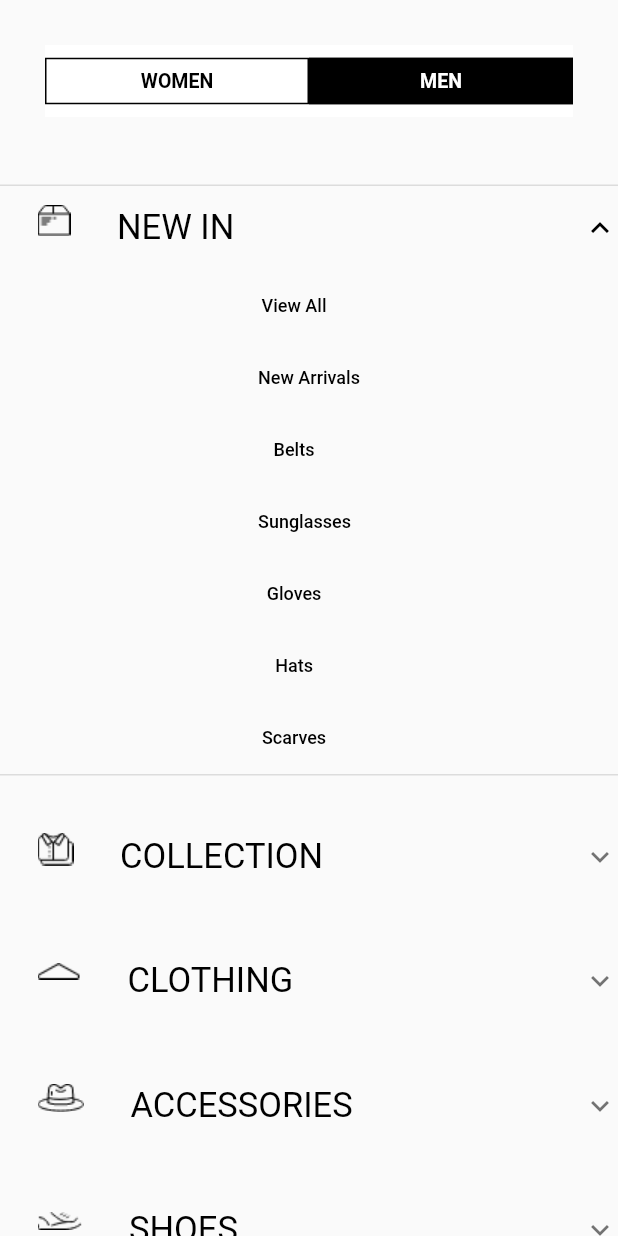
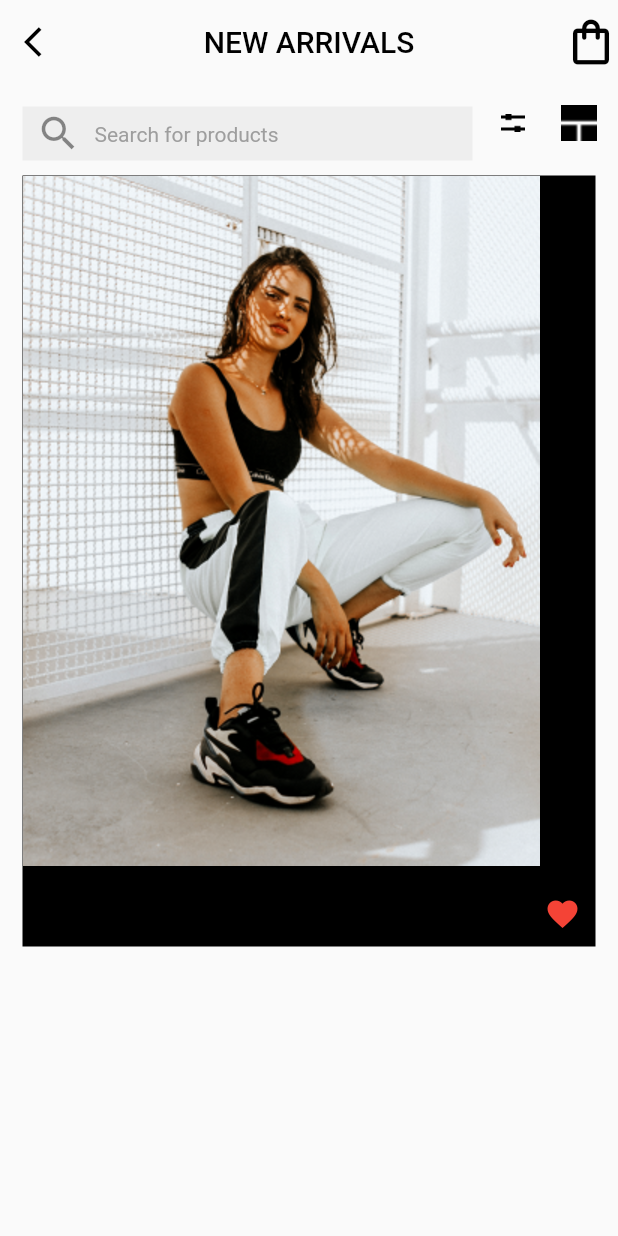
Before and after one commit to Muhanned-Anwar/trendy, a Flutter app: the DrawerContent widget shown alone on an empty page, opened directly, after a tap on "NEW IN", on a phone screen of 412 x 824 dp. Run offline on Flutter 3.47's test engine with Material 2 defaults, Android fonts, the phone set to English and light mode, and no system bars; our stand-ins replace get.

```diff
--- a/lib/main.dart
+++ b/lib/main.dart
@@ -7,6 +7,7 @@ import 'package:trendy/screens/auth/login_screen.dart';
 import 'package:trendy/screens/auth/register_screen.dart';
 import 'package:trendy/screens/auth/reset_password_screen.dart';
 import 'package:trendy/screens/launch_screen.dart';
+import 'package:trendy/screens/new_in_screen.dart';
 import 'package:trendy/screens/outboarding/out_boarding_screen.dart';
 
 void main() {
@@ -24,7 +25,7 @@ class MyApp extends StatelessWidget {
         primaryColor: Colors.black,
       ),
       debugShowCheckedModeBanner: false,
-      initialRoute: '/launch_screen',
+      initialRoute: '/main_screen',
       routes: {
         '/launch_screen': (context) => const LaunchScreen(),
         '/out_boarding_screen': (context) => const OutBoardingScreen(),
@@ -35,6 +36,7 @@ class MyApp extends StatelessWidget {
         '/main_screen': (context) => const MainScreen(),
         '/advertising': (context) => const Advertising(),
         '/drawer_content_screen': (context) => const DrawerContentScreen(),
+        '/new_in_screen': (context) => const NewInScreen(),
       },
     );
   }
--- a/lib/models/api/customer.dart
+++ b/lib/models/api/customer.dart
@@ -0,0 +1,3 @@
+class Customer{
+
+}
--- a/lib/screens/app/drawer/drawer_content.dart
+++ b/lib/screens/app/drawer/drawer_content.dart
@@ -73,12 +73,8 @@ class _DrawerContentState extends State<DrawerContent> {
           children: [
             Container(
               margin: EdgeInsets.all(margin.toDouble()),
-              decoration: BoxDecoration(
+              decoration: const BoxDecoration(
                 color: Colors.white,
-                // border: Border.all(
-                //   width: 1,
-                //   color: borderColor,
-                // ),
               ),
               child: Row(
                 children: [
@@ -185,6 +181,7 @@ class _DrawerContentState extends State<DrawerContent> {
                           ),
                         ),
                         Visibility(
+                          // Liner progress indicator
                           visible: isLinearProgress,
                           child: LinearProgressIndicator(
                             value: _menProgressValue,
@@ -200,10 +197,36 @@ class _DrawerContentState extends State<DrawerContent> {
               ),
             ),
             SizedBox(height: isLinearProgress ? 53 : 15),
-            const ExpansionTileMenu(
-              path: 'images/app/main_screen/icons/menu_icons/ic_newin.png',
-              title: 'NEW IN',
+            ElevatedButton(
+              style: ElevatedButton.styleFrom(
+                primary: Colors.transparent,
+                elevation: 0,
+              ),
+              onPressed: () => Navigator.pushNamed(context, '/new_in_screen'),
+              child: Container(
+                margin: const EdgeInsets.all(20),
+                child: Row(
+                  mainAxisAlignment: MainAxisAlignment.center,
+                  children: [
+                    SizedBox(
+                        width: 20,
+                        height: 20,
+                        child: Image.asset(
+                          'images/app/main_screen/icons/menu_icons/ic_newin.png',
+                          // fit: BoxFit.cover,
+                        )),
+                    Expanded(
+                        child: Container(
+                            margin: const EdgeInsets.only(left: 20),
+                            child: const Text(
+                              'NEW IN',
+                              style: TextStyle(color: Colors.black, fontSize: 26),
+                            )))
+                  ],
+                ),
+              ),
             ),
+
             const SizedBox(height: 25),
             const ExpansionTileMenu(
               path: 'images/app/main_screen/icons/menu_icons/ic_collection.png',
--- a/lib/screens/app/drawer/drawer_content_screen.dart
+++ b/lib/screens/app/drawer/drawer_content_screen.dart
@@ -17,7 +17,7 @@ class _DrawerContentScreenState extends State<DrawerContentScreen> {
         color: Colors.white,
         child: Column(
           children: [
-            const SearchOperator(),
+             SearchOperator(),
             Expanded(
                 child: DrawerContent(
               textColor: Colors.white,
--- a/lib/screens/app/search/search_operator.dart
+++ b/lib/screens/app/search/search_operator.dart
@@ -1,15 +1,16 @@
 import 'package:flutter/material.dart';
 
 class SearchOperator extends StatelessWidget {
-  const SearchOperator({
-    Key? key,
-  }) : super(key: key);
+  double width;
+
+
+  SearchOperator({this.width = 375, Key? key}) : super(key: key);
 
   @override
   Widget build(BuildContext context) {
     return Container(
       margin: const EdgeInsets.only(top: 15, left: 15, right: 15),
-      width: 375,
+      width: width,
       height: 36,
       decoration: BoxDecoration(
         color: Colors.grey.shade200,
--- /dev/null
+++ b/lib/screens/new_in_screen.dart
@@ -0,0 +1,139 @@
+import 'package:flutter/material.dart';
+
+import 'app/search/search_operator.dart';
+
+class NewInScreen extends StatefulWidget {
+  const NewInScreen({Key? key}) : super(key: key);
+
+  @override
+  _NewInScreenState createState() => _NewInScreenState();
+}
+
+class _NewInScreenState extends State<NewInScreen> {
+  @override
+  Widget build(BuildContext context) {
+    return Scaffold(
+      appBar: AppBar(
+        leading: IconButton(
+          onPressed: () {},
+          icon: const Icon(
+            Icons.arrow_back_ios,
+            color: Colors.black,
+          ),
+        ),
+        backgroundColor: Colors.transparent,
+        elevation: 0,
+        title: const Text(
+          'NEW ARRIVALS',
+          style: TextStyle(color: Colors.black),
+        ),
+        centerTitle: true,
+        actions: const [
+          Icon(
+            Icons.shopping_bag_outlined,
+            color: Colors.black,
+            size: 36,
+          )
+        ],
+      ),
+      body: Stack(
+        children: [
+          Container(
+            margin:
+                const EdgeInsets.only(left: 15, right: 15, top: 61, bottom: 5),
+            child: ListView(
+              children: [
+                Container(
+                  color: Colors.black,
+                  padding: EdgeInsets.zero,
+                  margin: EdgeInsets.zero,
+                  width: 400,
+                  height: 514,
+                  child: Stack(
+                    children: [
+                      Image.asset(
+                        'images/app/main_screen/new_in/image1.png',
+                        // width: 345,
+                        // height: 514,
+                        filterQuality: FilterQuality.high,
+                        alignment: Alignment.topCenter,
+                      ),
+                      Container(
+                        // color: Colors.red,
+                          height: double.infinity,
+                          alignment: Alignment.bottomRight,
+                          margin: EdgeInsets.all(10),
+                          child: Icon(Icons.favorite,color: Colors.red,)),
+                    ],
+                  ),
+                )
+                // Container(
+                //   // margin: const EdgeInsets.only(
+                //   //     top: 61, bottom: 18, left: 3, right: 3),
+                //   height: 812,
+                //   width: double.infinity,
+                //   child: Stack(
+                //     children: [
+                //       Container(
+                //           width: double.infinity,
+                //           height: double.infinity,
+                //           child: Image.asset(
+                //               'images/app/main_screen/new_in/image1.png')),
+                //       Container(
+                //           color: Colors.black, child: Icon(Icons.favorite)),
+                //     ],
+                //   ),
+                // )
+              ],
+            ),
+          ),
+          Container(
+            margin: const EdgeInsets.only(left: 0),
+            child: Row(
+              children: [
+                SearchOperator(
+                  width: 300,
+                ),
+                SizedBox(
+                  width: 24,
+                  height: 36,
+                  child: ElevatedButton(
+                    style: ElevatedButton.styleFrom(
+                      primary: Colors.transparent,
+                      elevation: 0,
+                      padding: const EdgeInsets.only(
+                          top: 1, bottom: 0, left: 0, right: 0),
+                    ),
+                    onPressed: () {},
+                    child: Image.asset(
+                      'images/app/main_screen/icons/new_in/ic_filter.png',
+                      color: Colors.black,
+                    ),
+                  ),
+                ),
+                const SizedBox(width: 20),
+                SizedBox(
+                  width: 24,
+                  height: 36,
+                  child: ElevatedButton(
+                    style: ElevatedButton.styleFrom(
+                      primary: Colors.transparent,
+                      elevation: 0,
+                      padding: const EdgeInsets.only(
+                          top: 1, bottom: 0, left: 0, right: 0),
+                    ),
+                    onPressed: () {},
+                    child: Image.asset(
+                      'images/app/main_screen/icons/new_in/ic_layout_a.png',
+                      color: Colors.black,
+                    ),
+                  ),
+                ),
+              ],
+            ),
+          ),
+        ],
+      ),
+    );
+  }
+}
```
Also changed, not shown: lib/screens/app/main_screen.dart (+1 -120 lines), pubspec.yaml (+11 -25 lines), images/app/main_screen/icons/new_in/ic_filter.png (added), images/app/main_screen/icons/new_in/ic_layout_a.png (added), images/app/main_screen/new_in/image1.png (added), images/app/main_screen/new_in/image2.png (added), images/app/main_screen/new_in/image3.png (added), images/app/main_screen/new_in/image4.png (added), images/app/main_screen/new_in/image5.png (added), pubspec.lock, 2 other files.
